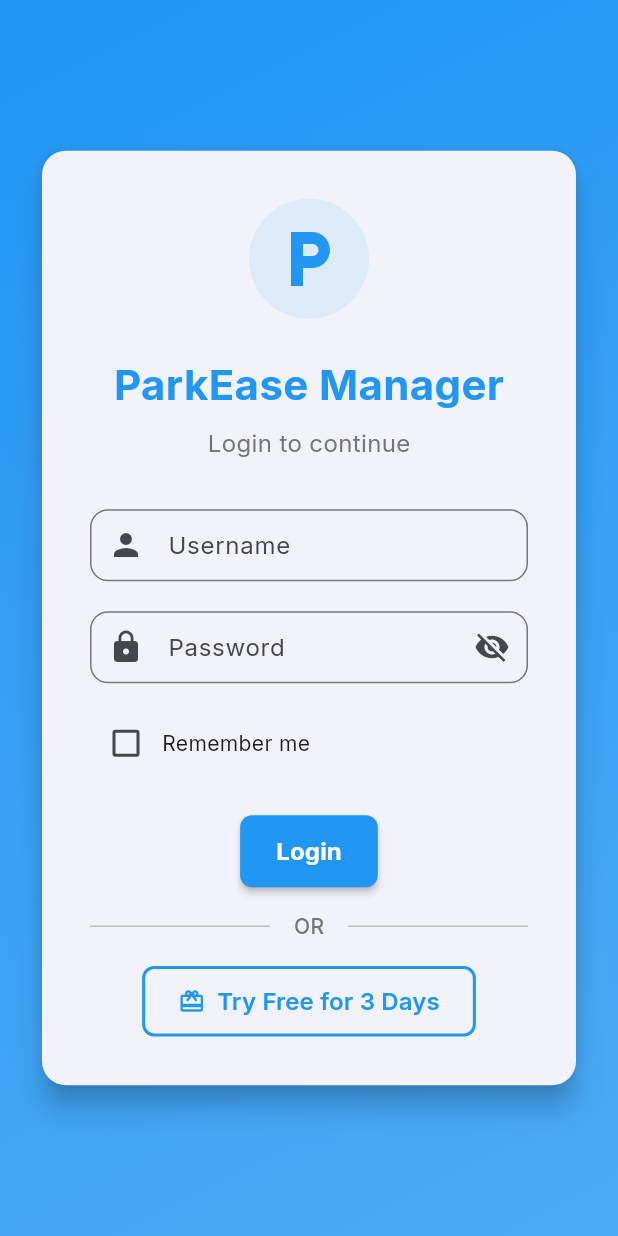
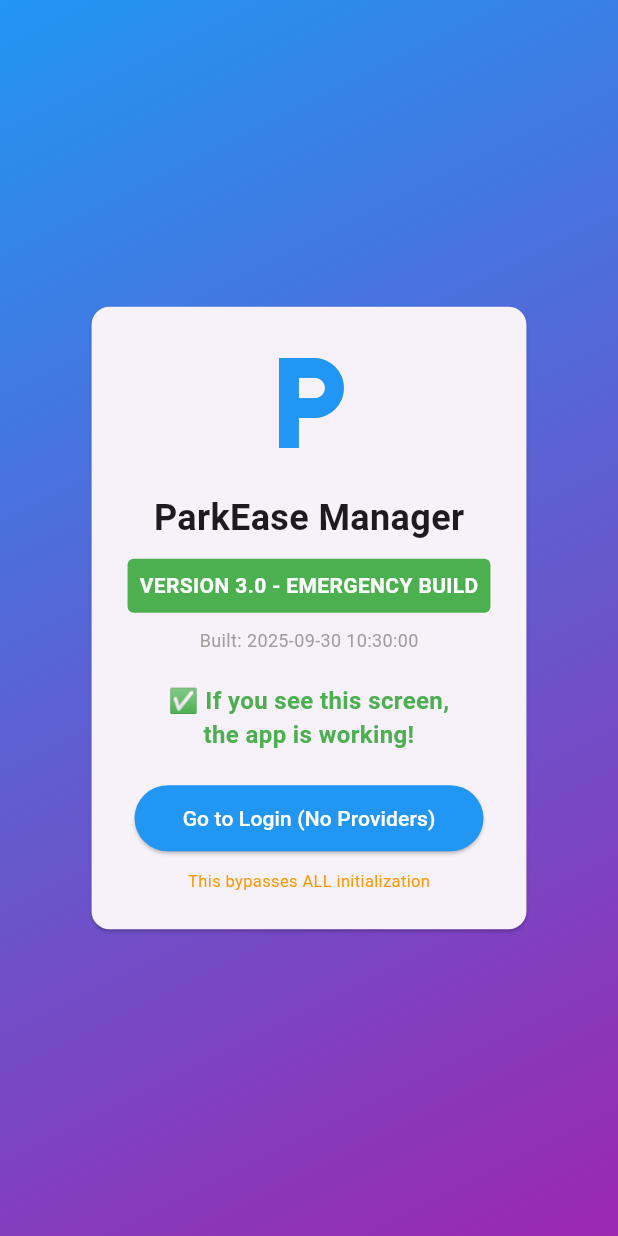
Before and after one commit to deepanshuvermaa/parking-manager, a Flutter app: the screen it shows after launch, on a phone screen of 412 x 824 dp. Run offline on Flutter 3.47's test engine with Material 3 defaults, Android fonts, the phone set to English and light mode, and no system bars; our stand-ins replace device_info_plus, flutter_blue_plus, google_fonts, permission_handler, qr_flutter, shared_preferences and 1 more; accounts and stored records are empty.

Commit message:
EMERGENCY BUILD: Minimal app to test if Flutter works
CRITICAL CHANGES:
- Completely bypassed ALL providers and initialization
- Shows VERSION 3.0 - EMERGENCY BUILD in green box
- Direct UI with no dependencies
- Button to navigate to login (without providers)
- Shows current build time

THIS WILL TELL US:
1. If Flutter itself is working
2. If the APK is actually updating
3. If the issue is with providers/initialization

WHAT YOU SHOULD SEE:
- Blue/purple gradient background
- ParkEase Manager card
- GREEN BOX saying 'VERSION 3.0 - EMERGENCY BUILD'
- Current timestamp
- Button to go to login

If you DON'T see this, then:
- Old APK is cached (uninstall first)
- Flutter installation is broken
- Device compatibility issue

APK size reduced from 50.5MB to 43.9MB (proves it's using new code)

🤖 Generated with [Claude Code](https://claude.ai/code)

Co-Authored-By: Claude <noreply@anthropic.com>

```diff
--- a/lib/main.dart
+++ b/lib/main.dart
@@ -1,233 +1,114 @@
 import 'package:flutter/material.dart';
-import 'package:provider/provider.dart';
-import 'package:google_fonts/google_fonts.dart';
-import 'providers/app_state_provider.dart';
-import 'providers/simplified_bluetooth_provider.dart';
-import 'screens/dashboard_screen.dart';
 import 'screens/login_screen.dart';
-import 'utils/constants.dart';
 
-void main() async {
-  print('===== APP STARTING =====');
-  print('[MAIN] Starting ParkEase app...');
-
-  try {
-    WidgetsFlutterBinding.ensureInitialized();
-    print('[MAIN] Flutter binding initialized');
-
-    runApp(const ParkEaseApp());
-    print('[MAIN] App launched');
-  } catch (e, stack) {
-    print('[MAIN] FATAL ERROR: $e');
-    print('[MAIN] Stack: $stack');
-  }
+void main() {
+  runApp(const EmergencyTestApp());
 }
 
-class ParkEaseApp extends StatelessWidget {
-  const ParkEaseApp({super.key});
+class EmergencyTestApp extends StatelessWidget {
+  const EmergencyTestApp({super.key});
 
   @override
   Widget build(BuildContext context) {
-    print('[ParkEaseApp] Building app...');
-    return MultiProvider(
-      providers: [
-        // Root provider that manages everything
-        ChangeNotifierProvider(
-          create: (_) {
-            print('[ParkEaseApp] Creating AppStateProvider...');
-            return AppStateProvider();
-          },
+    return MaterialApp(
+      title: 'ParkEase Emergency',
+      home: Scaffold(
+        body: Container(
+          decoration: BoxDecoration(
+            gradient: LinearGradient(
+              colors: [Colors.blue, Colors.purple],
+              begin: Alignment.topLeft,
+              end: Alignment.bottomRight,
             ),
-        // Bluetooth provider (independent)
-        ChangeNotifierProvider(
-          create: (_) {
-            print('[ParkEaseApp] Creating BluetoothProvider...');
-            return SimplifiedBluetoothProvider();
-          },
           ),
-      ],
-      child: MaterialApp(
-        title: 'ParkEase Manager',
-        debugShowCheckedModeBanner: false,
-        theme: _buildTheme(context),
-        home: const AppRoot(),
+          child: Center(
+            child: Card(
+              margin: const EdgeInsets.all(32),
+              child: Padding(
+                padding: const EdgeInsets.all(24),
+                child: Column(
+                  mainAxisSize: MainAxisSize.min,
+                  children: [
+                    const Icon(
+                      Icons.local_parking,
+                      size: 80,
+                      color: Colors.blue,
+                    ),
+                    const SizedBox(height: 20),
+                    const Text(
+                      'ParkEase Manager',
+                      style: TextStyle(
+                        fontSize: 24,
+                        fontWeight: FontWeight.bold,
+                      ),
+                    ),
+                    const SizedBox(height: 10),
+                    Container(
+                      padding: const EdgeInsets.all(8),
+                      decoration: BoxDecoration(
+                        color: Colors.green,
+                        borderRadius: BorderRadius.circular(4),
+                      ),
+                      child: const Text(
+                        'VERSION 3.0 - EMERGENCY BUILD',
+                        style: TextStyle(
+                          color: Colors.white,
+                          fontWeight: FontWeight.bold,
+                        ),
+                      ),
+                    ),
+                    const SizedBox(height: 10),
+                    Text(
+                      'Built: ${DateTime.now().toString().substring(0, 19)}',
+                      style: const TextStyle(fontSize: 12, color: Colors.grey),
+                    ),
+                    const SizedBox(height: 20),
+                    const Text(
+                      '✅ If you see this screen,\nthe app is working!',
+                      textAlign: TextAlign.center,
+                      style: TextStyle(
+                        fontSize: 16,
+                        color: Colors.green,
+                        fontWeight: FontWeight.w600,
+                      ),
+                    ),
+                    const SizedBox(height: 20),
+                    ElevatedButton(
+                      onPressed: () {
+                        Navigator.push(
+                          context,
+                          MaterialPageRoute(
+                            builder: (context) => const LoginScreen(),
                           ),
                         );
-  }
-
-  ThemeData _buildTheme(BuildContext context) {
-    return ThemeData(
-      primaryColor: AppColors.primary,
-      colorScheme: ColorScheme.fromSeed(
-        seedColor: AppColors.primary,
-        primary: AppColors.primary,
-        secondary: AppColors.accent,
-        error: AppColors.error,
-      ),
-      textTheme: GoogleFonts.interTextTheme(
-        Theme.of(context).textTheme,
-      ),
-      appBarTheme: AppBarTheme(
-        backgroundColor: AppColors.primary,
-        foregroundColor: Colors.white,
-        elevation: 0,
-        centerTitle: true,
-        titleTextStyle: GoogleFonts.inter(
-          fontSize: 20,
-          fontWeight: FontWeight.w600,
-          color: Colors.white,
-        ),
-      ),
-      elevatedButtonTheme: ElevatedButtonThemeData(
+                      },
                       style: ElevatedButton.styleFrom(
-          backgroundColor: AppColors.primary,
-          foregroundColor: Colors.white,
-          shape: RoundedRectangleBorder(
-            borderRadius: BorderRadius.circular(8),
-          ),
+                        backgroundColor: Colors.blue,
                         padding: const EdgeInsets.symmetric(
-            horizontal: 24,
+                          horizontal: 32,
                           vertical: 12,
                         ),
                       ),
-      ),
-      cardTheme: CardThemeData(
-        elevation: 2,
-        shape: RoundedRectangleBorder(
-          borderRadius: BorderRadius.circular(12),
+                      child: const Text(
+                        'Go to Login (No Providers)',
+                        style: TextStyle(color: Colors.white),
                       ),
                     ),
-      inputDecorationTheme: InputDecorationTheme(
-        border: OutlineInputBorder(
-          borderRadius: BorderRadius.circular(8),
+                    const SizedBox(height: 10),
+                    const Text(
+                      'This bypasses ALL initialization',
+                      style: TextStyle(
+                        fontSize: 11,
+                        color: Colors.orange,
                       ),
-        contentPadding: const EdgeInsets.symmetric(
-          horizontal: 16,
-          vertical: 12,
+                    ),
+                  ],
+                ),
+              ),
+            ),
+          ),
         ),
       ),
     );
   }
 }
-
-/// App root that handles initialization and navigation
-class AppRoot extends StatefulWidget {
-  const AppRoot({super.key});
-
-  @override
-  State<AppRoot> createState() => _AppRootState();
-}
-
-class _AppRootState extends State<AppRoot> with WidgetsBindingObserver {
-  @override
-  void initState() {
-    super.initState();
-    print('[AppRoot] initState called');
-
-    try {
-      WidgetsBinding.instance.addObserver(this);
-      print('[AppRoot] Added lifecycle observer');
-
-      // Initialize app
-      WidgetsBinding.instance.addPostFrameCallback((_) {
-        print('[AppRoot] Post frame callback triggered');
-        _initializeApp();
-      });
-    } catch (e) {
-      print('[AppRoot] initState ERROR: $e');
-    }
-  }
-
-  @override
-  void dispose() {
-    WidgetsBinding.instance.removeObserver(this);
-    super.dispose();
-  }
-
-  Future<void> _initializeApp() async {
-    print('[AppRoot] _initializeApp started');
-    try {
-      final appProvider = context.read<AppStateProvider>();
-      print('[AppRoot] Got AppStateProvider instance');
-
-      await appProvider.initialize();
-      print('[AppRoot] AppStateProvider.initialize() completed');
-    } catch (e, stack) {
-      print('[AppRoot] _initializeApp ERROR: $e');
-      print('[AppRoot] Stack: $stack');
-    }
-  }
-
-  @override
-  void didChangeAppLifecycleState(AppLifecycleState state) {
-    final appProvider = context.read<AppStateProvider>();
-
-    switch (state) {
-      case AppLifecycleState.resumed:
-        appProvider.onAppResume();
-        break;
-      case AppLifecycleState.paused:
-        appProvider.onAppPause();
-        break;
-      default:
-        break;
-    }
-  }
-
-  @override
-  Widget build(BuildContext context) {
-    print('[AppRoot] build called');
-    return Consumer<AppStateProvider>(
-      builder: (context, appProvider, _) {
-        print('[AppRoot] Consumer builder - isInitialized: ${appProvider.isInitialized}');
-
-        // Show loading while initializing
-        if (!appProvider.isInitialized) {
-          print('[AppRoot] Showing loading screen');
-          return Scaffold(
-            body: Center(
-              child: Column(
-                mainAxisAlignment: MainAxisAlignment.center,
-                children: [
-                  const CircularProgressIndicator(),
-                  const SizedBox(height: 16),
-                  const Text('Initializing...'),
-                  const SizedBox(height: 8),
-                  Text(
-                    'v2.0.1 - ${DateTime.now().toString().substring(0, 19)}',
-                    style: const TextStyle(fontSize: 10, color: Colors.grey),
-                  ),
-                  Text(
-                    'Debug: isInit=${appProvider.isInitialized}',
-                    style: const TextStyle(fontSize: 10, color: Colors.grey),
-                  ),
-                  if (appProvider.authProvider.lastError != null) ...[
-                    const SizedBox(height: 8),
-                    Padding(
-                      padding: const EdgeInsets.symmetric(horizontal: 32),
-                      child: Text(
-                        'Error: ${appProvider.authProvider.lastError}',
-                        style: const TextStyle(color: Colors.red, fontSize: 12),
-                        textAlign: TextAlign.center,
-                      ),
-                    ),
-                  ],
-                ],
-              ),
-            ),
-          );
-        }
-
-        // Show login or dashboard based on auth state
-        print('[AppRoot] Checking authentication: ${appProvider.authProvider.isAuthenticated}');
-        if (appProvider.authProvider.isAuthenticated) {
-          print('[AppRoot] User authenticated, showing Dashboard');
-          return const DashboardScreen();
-        }
-
-        print('[AppRoot] User not authenticated, showing Login');
-        return const LoginScreen();
-      },
-    );
-  }
-}
```
Also changed, not shown: lib/main_backup.dart (added, +233 -0 lines), lib/main_emergency.dart (added, +57 -0 lines). Lines whose indentation alone changed are shown as unchanged.
